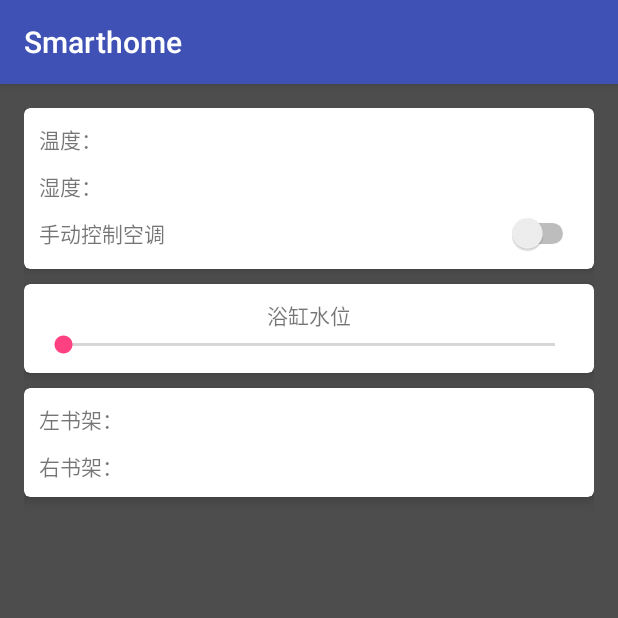
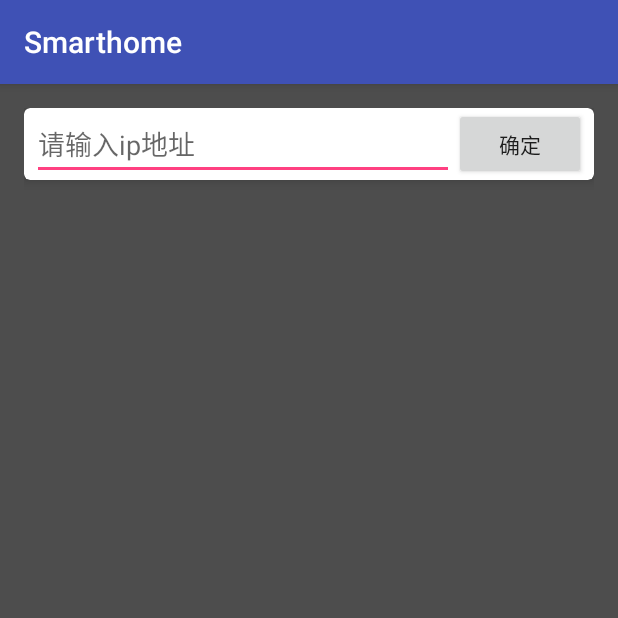
Before and after one commit to zhuimengfb/Smarthome, an Android app: the screen it shows after launch (MainActivity), on a phone screen of 412 x 824 dp, the top half of it. Run offline under Robolectric (Android 15) with nearby library versions, the phone set to English and light mode, and no system bars; our stand-ins replace ButterKnife; libraries missing offline, so code that uses them is left out: com.zhy.http.

Commit message:
完成功能

```diff
--- a/app/build.gradle
+++ b/app/build.gradle
@@ -26,4 +26,5 @@ dependencies {
     compile 'com.android.support:cardview-v7:23.1.1'
     compile 'com.squareup.okhttp3:okhttp:3.2.0'
     compile 'com.zhy:okhttputils:2.3.7'
+    compile 'com.jakewharton:butterknife:7.0.1'
 }
--- a/app/src/main/java/com/minhang/smarthome/MainActivity.java
+++ b/app/src/main/java/com/minhang/smarthome/MainActivity.java
@@ -4,34 +4,66 @@ import android.content.SharedPreferences;
 import android.os.Bundle;
 import android.support.v4.widget.SwipeRefreshLayout;
 import android.support.v7.app.AppCompatActivity;
+import android.support.v7.widget.CardView;
 import android.view.View;
+import android.widget.Button;
 import android.widget.CompoundButton;
+import android.widget.EditText;
+import android.widget.LinearLayout;
 import android.widget.SeekBar;
 import android.widget.Switch;
 import android.widget.TextView;
 
+import com.minhang.smarthome.model.impl.HomeModelPresenterImpl;
 import com.minhang.smarthome.presenter.HomePresenter;
 import com.minhang.smarthome.presenter.impl.HomePresenterImpl;
+import com.minhang.smarthome.utils.ToastUtil;
 import com.minhang.smarthome.viewpresenter.HomeViewPresenter;
+
+import butterknife.Bind;
+import butterknife.ButterKnife;
 
 public class MainActivity extends AppCompatActivity implements HomeViewPresenter {
 
-  private SwipeRefreshLayout swipeRefreshLayout;
-  private TextView temperatureTextView;
-  private TextView humidityTextView;
-  private TextView leftBookTextView;
-  private TextView rightBookTextView;
-  private Switch conditionerModeSwitch;
-  private SeekBar conditionerLevelSeekBar;
-  private SeekBar bathLevelSeekBar;
+  @Bind(R.id.etIpAddress)
+  EditText ipAddressEditText;
+  @Bind(R.id.btConfirm)
+  Button ipAddressConfirmButton;
+  @Bind(R.id.refresh_layout)
+  SwipeRefreshLayout swipeRefreshLayout;
+  @Bind(R.id.tv_temperature_number)
+  TextView temperatureTextView;
+  @Bind(R.id.tv_humidity_number)
+  TextView humidityTextView;
+  @Bind(R.id.tv_left_book_text)
+  TextView leftBookTextView;
+  @Bind(R.id.tv_right_book_text)
+  TextView rightBookTextView;
+  @Bind(R.id.s_air_conditioner)
+  Switch conditionerModeSwitch;
+  @Bind(R.id.s_bath)
+  Switch bathModeSwitch;
+  @Bind(R.id.sb_conditioner_level)
+  SeekBar conditionerLevelSeekBar;
+  @Bind(R.id.sb_bath_level)
+  SeekBar bathLevelSeekBar;
+  @Bind(R.id.tv_bath_stable)
+  TextView bathStableTextView;
+  @Bind(R.id.contentPanel)
+  LinearLayout contentLinearLayout;
+  @Bind(R.id.netPanel)
+  CardView ipAddressCardView;
   private SharedPreferences sharedPreferences;
+  private boolean isIpAddressConfirmed = false;
+  private boolean isConditionerAutoMode = true;
+  private boolean isBathAutoMode = true;
   private HomePresenter homePresenter = new HomePresenterImpl(this);
 
   @Override
   protected void onCreate(Bundle savedInstanceState) {
     super.onCreate(savedInstanceState);
     setContentView(R.layout.activity_main);
-    initView();
+    ButterKnife.bind(this);
     initData();
     initEvent();
   }
@@ -41,17 +73,34 @@ public class MainActivity extends AppCompatActivity implements HomeViewPresenter
       @Override
       public void onCheckedChanged(CompoundButton buttonView, boolean isChecked) {
         if (isChecked) {
+          setConditionerManual();
+        } else {
           setConditionerAuto();
+        }
+      }
+    });
+    bathModeSwitch.setOnCheckedChangeListener(new CompoundButton.OnCheckedChangeListener() {
+      @Override
+      public void onCheckedChanged(CompoundButton buttonView, boolean isChecked) {
+        if (isChecked) {
+          setBathManual();
         } else {
-          setConditionerManual();
+          setBathAuto();
         }
       }
     });
     conditionerLevelSeekBar.setOnSeekBarChangeListener(new SeekBar.OnSeekBarChangeListener() {
       @Override
       public void onProgressChanged(SeekBar seekBar, int progress, boolean fromUser) {
+        if (fromUser && isConditionerAutoMode) {
+          setConditionerLevel(sharedPreferences.getInt("conditionerLevel", 0));
+          ToastUtil.showToast(getApplicationContext(), "目前处于自动状态，不能手动调节");
+          return;
+        }
         setConditionerLevel(progress);
-        homePresenter.setConditionerLevel(progress);
+        if (!isConditionerAutoMode) {
+          homePresenter.setConditionerLevel(progress);
+        }
       }
 
       @Override
@@ -67,8 +116,15 @@ public class MainActivity extends AppCompatActivity implements HomeViewPresenter
     bathLevelSeekBar.setOnSeekBarChangeListener(new SeekBar.OnSeekBarChangeListener() {
       @Override
       public void onProgressChanged(SeekBar seekBar, int progress, boolean fromUser) {
+        if (fromUser && isBathAutoMode) {
+          setBathLevel(sharedPreferences.getInt("bathLevel", 0));
+          ToastUtil.showToast(getApplicationContext(), "目前处于自动状态，不能手动调节");
+          return;
+        }
         setBathLevel(progress);
-        homePresenter.setBathLevel(progress);
+        if (!isBathAutoMode) {
+          homePresenter.setBathLevel(progress);
+        }
       }
 
       @Override
@@ -81,46 +137,63 @@ public class MainActivity extends AppCompatActivity implements HomeViewPresenter
 
       }
     });
-    swipeRefreshLayout.setOnRefreshListener(new SwipeRefreshLayout.OnRefreshListener() {
+    setSwipeRefreshEnable();
+    ipAddressConfirmButton.setOnClickListener(new View.OnClickListener() {
       @Override
-      public void onRefresh() {
+      public void onClick(View view) {
+        HomeModelPresenterImpl.BASE_URL = "http://" + getIpAddress();
+        isIpAddressConfirmed = true;
+        hideIpAddressPanel();
+        showContentPanel();
+        swipeRefreshLayout.setRefreshing(true);
         homePresenter.getTemperatureAndHumidity();
         homePresenter.getBathAndBook();
       }
     });
   }
 
+  private void setSwipeRefreshEnable() {
+    swipeRefreshLayout.setOnRefreshListener(new SwipeRefreshLayout.OnRefreshListener() {
+      @Override
+      public void onRefresh() {
+        if (isIpAddressConfirmed) {
+          homePresenter.getTemperatureAndHumidity();
+          homePresenter.getBathAndBook();
+        } else {
+          ToastUtil.showToast(getApplicationContext(), "目前处于自动状态，不能手动调节");
+          swipeRefreshLayout.setRefreshing(false);
+        }
+      }
+    });
+  }
 
   private void initData() {
     sharedPreferences = getSharedPreferences("history", MODE_PRIVATE);
-    setTemperature(sharedPreferences.getString("temperature", ""));
-    setHumidity(sharedPreferences.getString("humidity", ""));
-    setLeftBook(sharedPreferences.getString("leftBook", ""));
-    setRightBook(sharedPreferences.getString("rightBook", ""));
-    setBathLevel(sharedPreferences.getInt("bathLevel", 0));
   }
 
-  private void initView() {
-    swipeRefreshLayout = (SwipeRefreshLayout) findViewById(R.id.refresh_layout);
-    temperatureTextView = (TextView) findViewById(R.id.tv_temperature_number);
-    humidityTextView = (TextView) findViewById(R.id.tv_humidity_number);
-    leftBookTextView = (TextView) findViewById(R.id.tv_left_book_text);
-    rightBookTextView = (TextView) findViewById(R.id.tv_right_book_text);
-    conditionerModeSwitch = (Switch) findViewById(R.id.s_air_conditioner);
-    conditionerLevelSeekBar = (SeekBar) findViewById(R.id.sb_conditioner_level);
-    bathLevelSeekBar = (SeekBar) findViewById(R.id.sb_bath_level);
-  }
 
   @Override
   public void setConditionerManual() {
-    conditionerLevelSeekBar.setVisibility(View.GONE);
     sharedPreferences.edit().putBoolean("conditioner_auto", false).apply();
+    isConditionerAutoMode = false;
   }
 
   @Override
   public void setConditionerAuto() {
-    conditionerLevelSeekBar.setVisibility(View.VISIBLE);
+    isConditionerAutoMode = true;
     sharedPreferences.edit().putBoolean("conditioner_auto", true).apply();
+  }
+
+  @Override
+  public void setBathManual() {
+    sharedPreferences.edit().putBoolean("bath_auto", false).apply();
+    isBathAutoMode = false;
+  }
+
+  @Override
+  public void setBathAuto() {
+    isBathAutoMode = true;
+    sharedPreferences.edit().putBoolean("bath_auto", true).apply();
   }
 
   @Override
@@ -172,4 +245,29 @@ public class MainActivity extends AppCompatActivity implements HomeViewPresenter
   public void hideLoadingProgress() {
     swipeRefreshLayout.setRefreshing(false);
   }
+
+  @Override
+  public String getIpAddress() {
+    return ipAddressEditText.getEditableText().toString();
+  }
+
+  @Override
+  public void showContentPanel() {
+    contentLinearLayout.setVisibility(View.VISIBLE);
+  }
+
+  @Override
+  public void hideIpAddressPanel() {
+    ipAddressCardView.setVisibility(View.GONE);
+  }
+
+  @Override
+  public void showBathNotStable() {
+    bathStableTextView.setVisibility(View.VISIBLE);
+  }
+
+  @Override
+  public void hideBathNotStable() {
+    bathStableTextView.setVisibility(View.GONE);
+  }
 }
--- a/app/src/main/java/com/minhang/smarthome/viewpresenter/HomeViewPresenter.java
+++ b/app/src/main/java/com/minhang/smarthome/viewpresenter/HomeViewPresenter.java
@@ -22,8 +22,21 @@ public interface HomeViewPresenter {
 
   void setConditionerAuto();
 
+  void setBathManual();
+
+  void setBathAuto();
+
   void showLoadingProgress();
 
   void hideLoadingProgress();
 
+  String getIpAddress();
+
+  void showContentPanel();
+
+  void hideIpAddressPanel();
+
+  void showBathNotStable();
+
+  void hideBathNotStable();
 }
--- a/app/src/main/res/layout/activity_main.xml
+++ b/app/src/main/res/layout/activity_main.xml
@@ -1,21 +1,63 @@
 <?xml version="1.0" encoding="utf-8"?>
-<android.support.v4.widget.SwipeRefreshLayout
-    android:id="@+id/refresh_layout"
+<LinearLayout
     xmlns:android="http://schemas.android.com/apk/res/android"
     xmlns:app="http://schemas.android.com/apk/res-auto"
     android:layout_width="match_parent"
     android:layout_height="match_parent"
     android:background="#4D4D4D"
+    android:orientation="vertical"
     android:paddingBottom="@dimen/activity_vertical_margin"
     android:paddingLeft="@dimen/activity_horizontal_margin"
     android:paddingRight="@dimen/activity_horizontal_margin"
     android:paddingTop="@dimen/activity_vertical_margin"
     >
 
+    <android.support.v7.widget.CardView
+        android:id="@+id/netPanel"
+        android:layout_width="match_parent"
+        android:layout_height="wrap_content"
+        app:cardCornerRadius="4dp"
+        app:cardElevation="5dp"
+        >
+
+        <RelativeLayout
+            android:layout_width="match_parent"
+            android:layout_height="wrap_content">
+
+            <Button
+                android:id="@+id/btConfirm"
+                android:layout_width="wrap_content"
+                android:layout_height="wrap_content"
+                android:layout_alignParentRight="true"
+                android:layout_marginRight="5dp"
+                android:text="@string/confirm"
+                />
+            <EditText
+                android:id="@+id/etIpAddress"
+                android:layout_width="match_parent"
+                android:layout_height="wrap_content"
+                android:layout_alignBottom="@id/btConfirm"
+                android:layout_toLeftOf="@id/btConfirm"
+                android:layout_marginLeft="5dp"
+                android:hint="@string/input_net_address"
+                />
+        </RelativeLayout>
+    </android.support.v7.widget.CardView>
+
+
+    <android.support.v4.widget.SwipeRefreshLayout
+        android:id="@+id/refresh_layout"
+        android:layout_width="match_parent"
+        android:layout_height="wrap_content"
+        android:layout_marginTop="10dp"
+        >
+
     <LinearLayout
+        android:id="@+id/contentPanel"
         android:layout_width="match_parent"
         android:layout_height="match_parent"
         android:orientation="vertical"
+        android:visibility="gone"
         >
 
         <android.support.v7.widget.CardView
@@ -84,14 +126,21 @@
                     android:layout_alignParentRight="true"
                     />
 
+                <TextView
+                    android:id="@+id/tv_conditioner_level"
+                    android:layout_width="match_parent"
+                    android:layout_height="wrap_content"
+                    android:layout_below="@id/tv_conditioner_mode"
+                    android:gravity="center_horizontal"
+                    android:layout_marginTop="10dp"
+                    android:text="@string/conditioner_level"
+                    />
                 <SeekBar
                     android:id="@+id/sb_conditioner_level"
                     android:layout_width="match_parent"
                     android:layout_height="wrap_content"
-                    android:layout_below="@id/tv_conditioner_mode"
-                    android:layout_marginTop="10dp"
+                    android:layout_below="@id/tv_conditioner_level"
                     android:max="3"
-                    android:visibility="gone"
                     />
             </RelativeLayout>
         </android.support.v7.widget.CardView>
@@ -116,10 +165,27 @@
                 >
 
                 <TextView
+                    android:id="@+id/tv_bath_mode"
+                    android:layout_width="wrap_content"
+                    android:layout_height="wrap_content"
+                    android:layout_marginTop="10dp"
+                    android:text="@string/bath_mode"
+                    />
+
+                <Switch
+                    android:id="@+id/s_bath"
+                    android:layout_width="wrap_content"
+                    android:layout_height="wrap_content"
+                    android:layout_alignBaseline="@id/tv_bath_mode"
+                    android:layout_alignParentRight="true"
+                    />
+
+                <TextView
                     android:id="@+id/tv_yugang"
                     android:layout_width="match_parent"
                     android:layout_height="wrap_content"
                     android:gravity="center_horizontal"
+                    android:layout_below="@id/s_bath"
                     android:text="@string/yugang_level"
                     />
 
@@ -129,6 +195,16 @@
                     android:layout_height="wrap_content"
                     android:layout_below="@id/tv_yugang"
                     android:max="3"
+                    />
+                <TextView
+                    android:id="@+id/tv_bath_stable"
+                    android:layout_width="match_parent"
+                    android:layout_height="wrap_content"
+                    android:gravity="center_horizontal"
+                    android:layout_below="@id/sb_bath_level"
+                    android:layout_marginTop="10dp"
+                    android:visibility="gone"
+                    android:text="@string/bath_not_stable"
                     />
             </RelativeLayout>
 
@@ -188,4 +264,5 @@
         </android.support.v7.widget.CardView>
 
     </LinearLayout>
-</android.support.v4.widget.SwipeRefreshLayout>
+    </android.support.v4.widget.SwipeRefreshLayout>
+</LinearLayout>
--- a/app/src/main/res/values/strings.xml
+++ b/app/src/main/res/values/strings.xml
@@ -6,4 +6,9 @@
     <string name="yugang_level">浴缸水位</string>
     <string name="left_book">左书架：</string>
     <string name="right_book">右书架：</string>
+    <string name="confirm">确定</string>
+    <string name="input_net_address">请输入ip地址</string>
+    <string name="conditioner_level">空调档位</string>
+    <string name="bath_mode">手动控制浴缸</string>
+    <string name="bath_not_stable">水位不稳定</string>
 </resources>
```
Also changed, not shown: app/src/main/java/com/minhang/smarthome/model/impl/HomeModelPresenterImpl.java (+32 -19 lines), app/src/main/java/com/minhang/smarthome/presenter/impl/HomePresenterImpl.java (+35 -19 lines), app/src/main/java/com/minhang/smarthome/utils/ToastUtil.java (added, +39 -0 lines).
